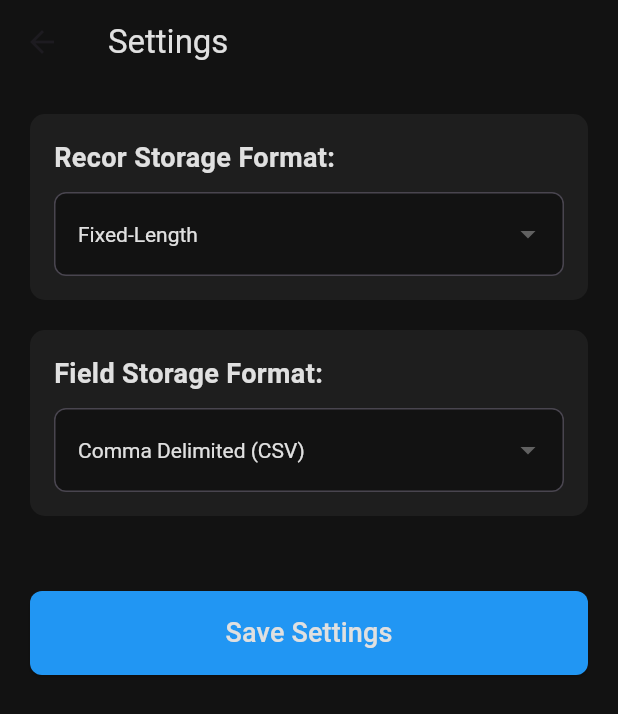
After one commit to Ibrahim-Nasser0/student_info_system, a Flutter app: the StorageSettings screen opened directly, on a phone screen of 412 x 824 dp. The commit adds this screen. Shown: the top 714 px of the screen. Run offline on Flutter 3.47's test engine with Material 3 defaults, Android fonts, the phone set to English and light mode, and no system bars; our stand-ins replace dashed_circular_progress_bar, flutter_screenutil, gap, sidebarx.

Commit message:
feat: implement StorageSettings screen and integrate with sidebar

```diff
--- /dev/null
+++ b/lib/features/settings/view/settings_view.dart
@@ -0,0 +1,170 @@
+import 'package:flutter/material.dart';
+import 'package:gap/gap.dart';
+import 'package:student_info_system/core/constant/app_colors.dart';
+
+class StorageSettings extends StatefulWidget {
+  const StorageSettings({super.key});
+
+  @override
+  State<StorageSettings> createState() => _StorageSettingsState();
+}
+
+class _StorageSettingsState extends State<StorageSettings> {
+  String _recordStorageType = 'Fixed-Length';
+  String _fieldStorageFormat = 'Comma Delimited (CSV)';
+
+  final List<String> recordStorageOptions = [
+    'Fixed-Length',
+    'Variable-Length',
+    'Indexed Sequential',
+  ];
+
+  final List<String> fieldFormatOptions = [
+    'Comma Delimited (CSV)',
+    'Tab Delimited',
+    'JSON Format',
+    'XML Format',
+  ];
+
+  // دالة لحفظ الإعدادات (في تطبيق حقيقي، ستستخدم SharedPreferences هنا)
+  void _saveSettings() {
+    // في بيئة حقيقية، يتم حفظ _recordStorageType و _fieldStorageFormat هنا
+    print('Settings Saved!');
+    print('Record Storage: $_recordStorageType');
+    print('Field Format: $_fieldStorageFormat');
+
+    // إظهار رسالة تأكيد للمستخدم
+    ScaffoldMessenger.of(context).showSnackBar(
+      const SnackBar(
+        content: Text('Saved is Successfuly'),
+        backgroundColor: Colors.green,
+      ),
+    );
+  }
+
+  @override
+  Widget build(BuildContext context) {
+    return Scaffold(
+      backgroundColor: AppColors.backgroundDark,
+      appBar: AppBar(
+        title: const Text(
+          'Settings',
+          style: TextStyle(color: AppColors.textPrimary),
+        ),
+        backgroundColor: AppColors.backgroundDark,
+      ),
+      body: SingleChildScrollView(
+        padding: const EdgeInsets.all(20.0),
+        child: Column(
+          crossAxisAlignment: CrossAxisAlignment.stretch,
+
+          children: [
+            CustomDropdownMenu(
+              title: 'Recor Storage Format:',
+              selectedValue: _recordStorageType,
+              options: recordStorageOptions,
+              onChanged: (newValue) {
+                setState(() {
+                  _recordStorageType = newValue!;
+                });
+              },
+            ),
+
+            CustomDropdownMenu(
+              title: 'Field Storage Format:',
+              selectedValue: _fieldStorageFormat,
+              options: fieldFormatOptions,
+              onChanged: (newValue) {
+                setState(() {
+                  _fieldStorageFormat = newValue!;
+                });
+              },
+            ),
+
+            Gap(30),
+
+            ElevatedButton(
+              onPressed: _saveSettings,
+              style: ElevatedButton.styleFrom(
+                backgroundColor: AppColors.accentBlue,
+                padding: const EdgeInsets.symmetric(vertical: 15),
+                shape: RoundedRectangleBorder(
+                  borderRadius: BorderRadius.circular(8),
+                ),
+              ),
+              child: const Text(
+                'Save Settings',
+                style: TextStyle(fontSize: 18, color: AppColors.textPrimary),
+              ),
+            ),
+
+          ],
+        ),
+      ),
+    );
+  }
+}
+
+class CustomDropdownMenu extends StatelessWidget {
+  const CustomDropdownMenu({
+    super.key,
+    required this.title,
+    required this.selectedValue,
+    required this.options,
+    required this.onChanged,
+  });
+
+  final String title;
+  final String selectedValue;
+  final List<String> options;
+  final ValueChanged<String?> onChanged;
+
+  @override
+  Widget build(BuildContext context) {
+    return Container(
+      padding: const EdgeInsets.all(16.0),
+      margin: const EdgeInsets.only(bottom: 20.0),
+      decoration: BoxDecoration(
+        color: AppColors.secondaryBackground,
+        borderRadius: BorderRadius.circular(10.0),
+      ),
+      child: Column(
+        crossAxisAlignment: CrossAxisAlignment.start,
+        children: [
+          Text(
+            title,
+            style: const TextStyle(
+              color: AppColors.textPrimary,
+              fontSize: 18,
+              fontWeight: FontWeight.bold,
+            ),
+          ),
+          const SizedBox(height: 10),
+          DropdownButtonFormField<String>(
+            decoration: InputDecoration(
+              fillColor: AppColors.backgroundDark,
+              filled: true,
+              border: OutlineInputBorder(
+                borderRadius: BorderRadius.circular(8),
+              ),
+            ),
+            value: selectedValue,
+            dropdownColor: AppColors.secondaryBackground,
+            style: const TextStyle(color: AppColors.textPrimary),
+            isExpanded: true,
+            items: options.map<DropdownMenuItem<String>>((String value) {
+              return DropdownMenuItem<String>(
+                value: value,
+                child: Text(
+                  value,
+                  style: const TextStyle(color: AppColors.textPrimary),
+                ),
+              );
+            }).toList(),
+            onChanged: onChanged,
+          ),
+        ],
+      ),
+    );
+  }
+}
--- a/lib/side_bar.dart
+++ b/lib/side_bar.dart
@@ -6,6 +6,7 @@ import 'package:student_info_system/features/auth/view/login_view.dart';
 import 'package:student_info_system/features/courses/view/courses_view.dart';
 import 'package:student_info_system/features/departments/view/department_view.dart';
 import 'package:student_info_system/features/home/view/home_view.dart';
+import 'package:student_info_system/features/settings/view/settings_view.dart';
 import 'package:student_info_system/features/students/view/student_view.dart';
 
 class SideBar extends StatelessWidget {
@@ -142,12 +143,7 @@ class _NavigationContent extends StatelessWidget {
               ),
             );
           case 5:
-            return Center(
-              child: Text(
-                'Settings Screen',
-                style: TextStyle(color: AppColors.textPrimary, fontSize: 24.sp),
-              ),
-            );
+            return StorageSettings();
           case 6:
             WidgetsBinding.instance.addPostFrameCallback((_) {
               Navigator.of(context).pushReplacement(
```
